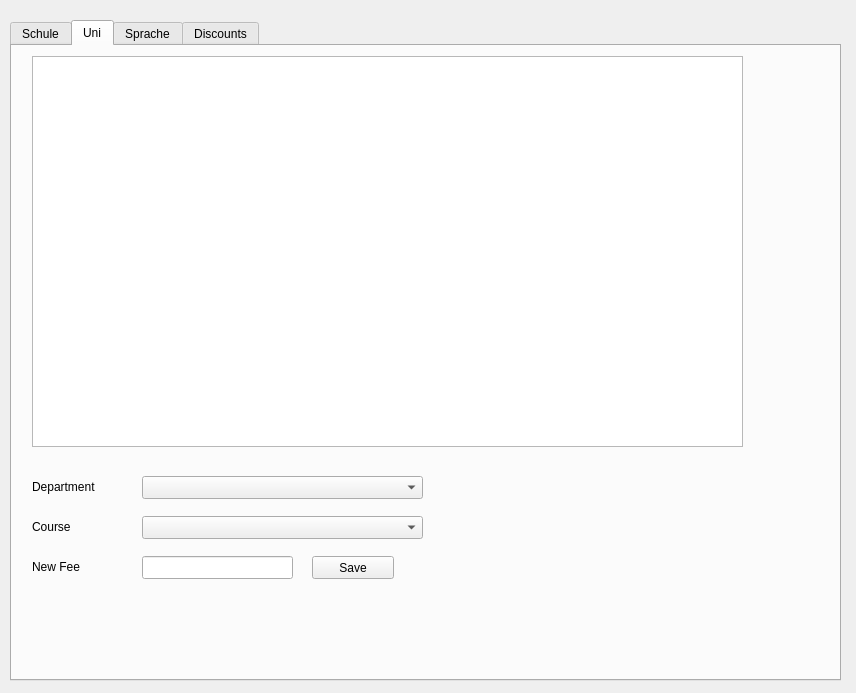
First picture: the form in E_Receipts/managefeesdialog.ui, repository MrRisoni/Gauss, before the edit.
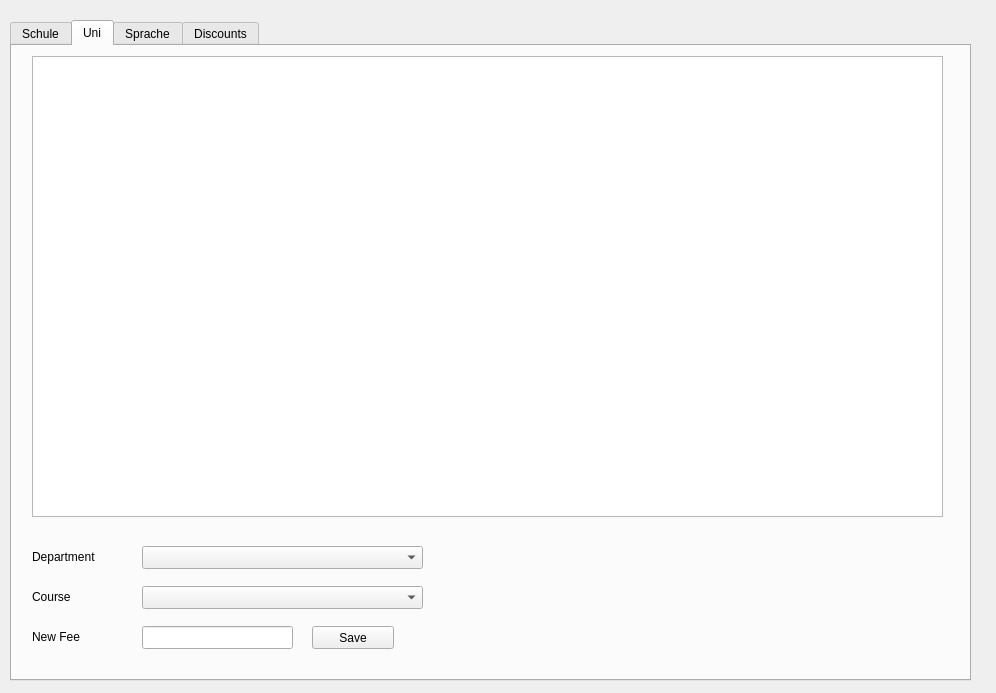
Second picture: the form after the edit. The open tabs and pages were chosen to show the change.

Commit message: micro updtes

The edit to the form file:
```diff
--- a/E_Receipts/managefeesdialog.ui
+++ b/E_Receipts/managefeesdialog.ui
@@ -6,7 +6,7 @@
    <rect>
     <x>0</x>
     <y>0</y>
-    <width>856</width>
+    <width>996</width>
     <height>693</height>
    </rect>
   </property>
@@ -18,7 +18,7 @@
     <rect>
      <x>10</x>
      <y>20</y>
-     <width>831</width>
+     <width>961</width>
      <height>661</height>
     </rect>
    </property>
@@ -113,7 +113,7 @@
      <property name="geometry">
       <rect>
        <x>130</x>
-       <y>470</y>
+       <y>540</y>
        <width>281</width>
        <height>23</height>
       </rect>
@@ -123,7 +123,7 @@
      <property name="geometry">
       <rect>
        <x>300</x>
-       <y>510</y>
+       <y>580</y>
        <width>82</width>
        <height>23</height>
       </rect>
@@ -136,7 +136,7 @@
      <property name="geometry">
       <rect>
        <x>20</x>
-       <y>500</y>
+       <y>570</y>
        <width>61</width>
        <height>41</height>
       </rect>
@@ -149,7 +149,7 @@
      <property name="geometry">
       <rect>
        <x>20</x>
-       <y>460</y>
+       <y>530</y>
        <width>61</width>
        <height>41</height>
       </rect>
@@ -163,8 +163,8 @@
       <rect>
        <x>20</x>
        <y>10</y>
-       <width>711</width>
-       <height>391</height>
+       <width>911</width>
+       <height>461</height>
       </rect>
      </property>
      <property name="editTriggers">
@@ -178,7 +178,7 @@
      <property name="geometry">
       <rect>
        <x>130</x>
-       <y>510</y>
+       <y>580</y>
        <width>151</width>
        <height>23</height>
       </rect>
@@ -188,7 +188,7 @@
      <property name="geometry">
       <rect>
        <x>20</x>
-       <y>420</y>
+       <y>490</y>
        <width>81</width>
        <height>41</height>
       </rect>
@@ -201,7 +201,7 @@
      <property name="geometry">
       <rect>
        <x>130</x>
-       <y>430</y>
+       <y>500</y>
        <width>281</width>
        <height>23</height>
       </rect>
```
Left out of the diff: 22 changed lines with no effect on the pictures. The commit also changes 2 other files.
